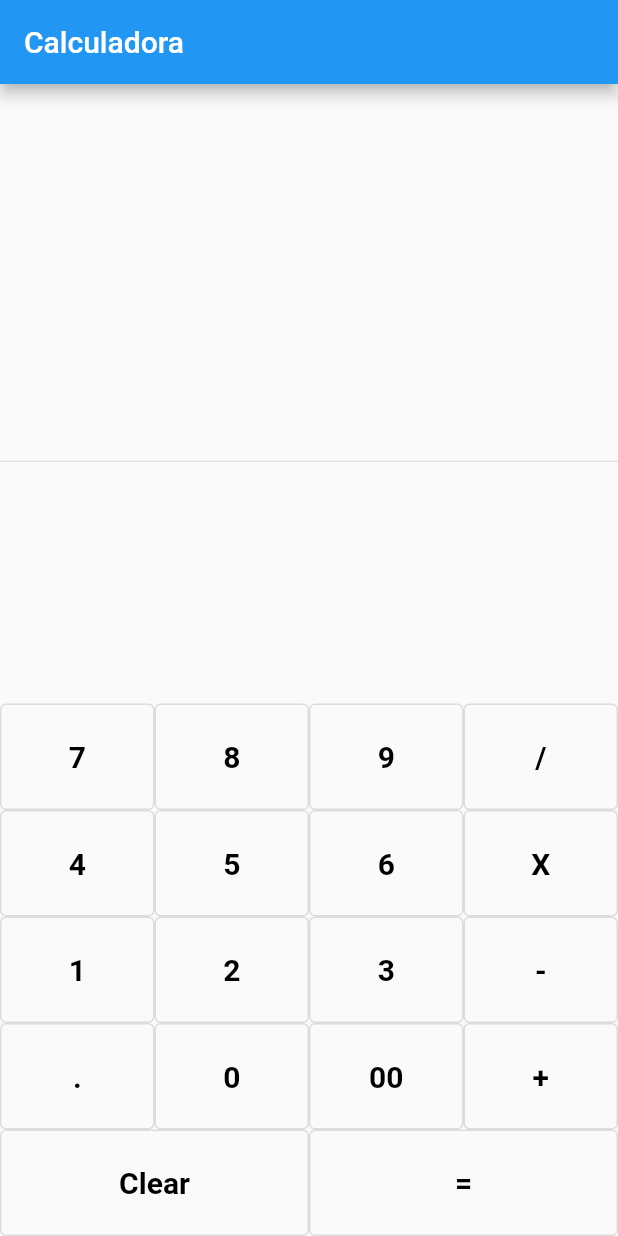
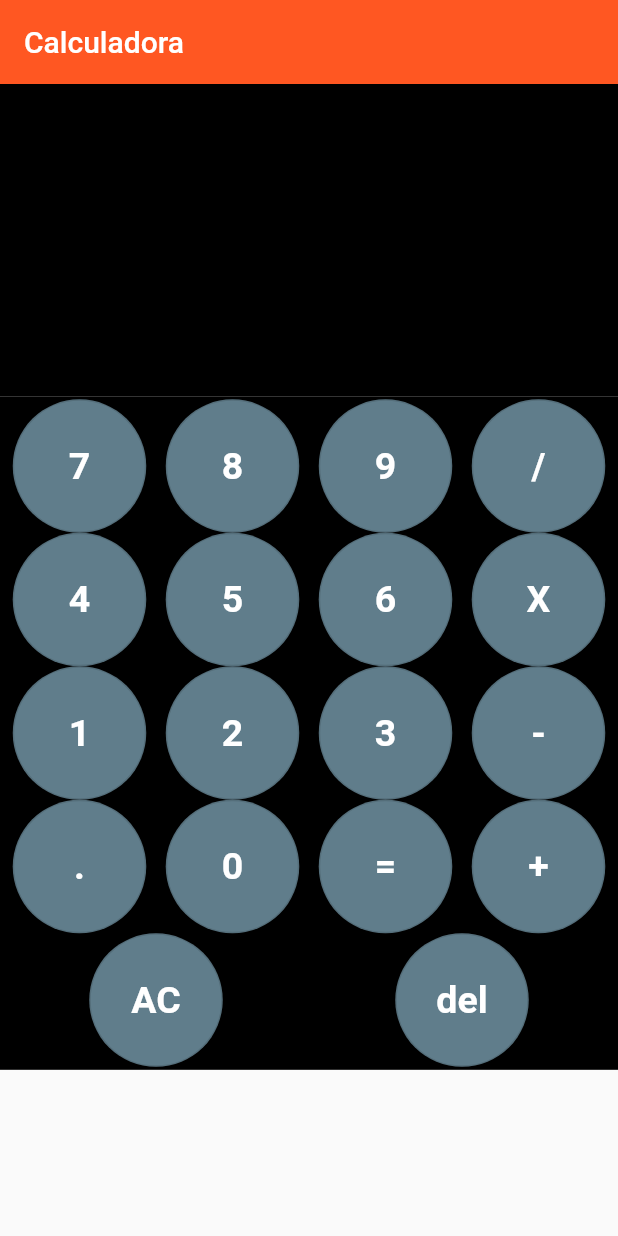
Before and after one commit to carlaval655/calculadora_flutter, a Flutter app: the screen it shows after launch, on a phone screen of 412 x 824 dp. Run offline on Flutter 3.47's test engine with Material 2 defaults, Android fonts, the phone set to English and light mode, and no system bars.

Commit message:
Avance interfaz

```diff
--- a/lib/main.dart
+++ b/lib/main.dart
@@ -14,7 +14,7 @@ class MyApp extends StatelessWidget {
     return MaterialApp(
       title: 'Flutter Demo',
       theme: ThemeData(
-        primarySwatch: Colors.blue,
+        primarySwatch: Colors.deepOrange,
       ),
       home: const MyHomePage(title: 'Calculadora'),
     );
@@ -40,12 +40,16 @@ class _MyHomePageState extends State<MyHomePage> {
   String operacion="";
 
   buttonPressed(String buttonText){
-    if (buttonText=="Clear"){
+    if (buttonText=="AC"){
       _output="0";
       num1=0.0;
       num2=0.0;
       operacion="";
-    } else if(buttonText=="+" || buttonText=="-" || buttonText=="X" || buttonText=="/"){//Significa que el usuario ya ingreso un numero e ingresara el siguiente
+    } else if(buttonText=="del"){
+      int pos = _output.length - 1;
+      _output = _output.substring(0, pos);
+
+    }else if(buttonText=="+" || buttonText=="-" || buttonText=="X" || buttonText=="/"){//Significa que el usuario ya ingreso un numero e ingresara el siguiente
       num1=double.parse(output);
 
       operacion=buttonText;
@@ -95,18 +99,18 @@ class _MyHomePageState extends State<MyHomePage> {
     return Expanded(
       child: OutlinedButton(
         style: OutlinedButton.styleFrom(
-          padding: EdgeInsets.all(24),
-
-          // shape: CircleBorder(),
+          padding: EdgeInsets.all(30),
+          backgroundColor: Colors.blueGrey,
+          shape: CircleBorder(),
         ),
         onPressed: () {
           buttonPressed(buttonText);
         },
         child: Text(buttonText,
         style: TextStyle(
-          fontSize: 20,
+          fontSize: 25,
           fontWeight: FontWeight.bold,
-          color: Colors.black,
+          color: Colors.white,
         ),
         ),
       )
@@ -122,22 +126,25 @@ class _MyHomePageState extends State<MyHomePage> {
       body: Container(
         child: Column(children: <Widget>[
           Container(
+            decoration: BoxDecoration(color: Colors.black),
             alignment: Alignment.centerRight,
             padding: EdgeInsets.symmetric(
-              vertical: 24,
+              vertical: 83.1,
               horizontal: 12,
             ),
             child: Text(output,
             style:TextStyle(
+              color: Colors.white,
               fontSize: 36,
               fontWeight: FontWeight.bold,
             ))),
-          const Expanded(
-            child: Divider(),
-          ),
-          Column(children: [
 
-            Row(children: [
+          Container(
+            decoration: BoxDecoration(color:Colors.black),
+            padding: EdgeInsets.all(2),
+            child: Column(children: [
+              Row(
+                children: [
                 buildButton("7"),
                 buildButton('8'),
                 buildButton('9'),
@@ -161,16 +168,17 @@ class _MyHomePageState extends State<MyHomePage> {
               Row(children: [
                 buildButton('.'),
                 buildButton('0'),
-              buildButton('00'),
+                buildButton('='),
                 buildButton('+'),
               ]),
 
               Row(children: [
-              buildButton('Clear'),
-              buildButton('='),
+                buildButton('AC'),
+                buildButton("del"),
               ]),
 
             ]),
+          ),
         ]),
       ),
     );
```
Lines whose indentation alone changed are shown as unchanged.
